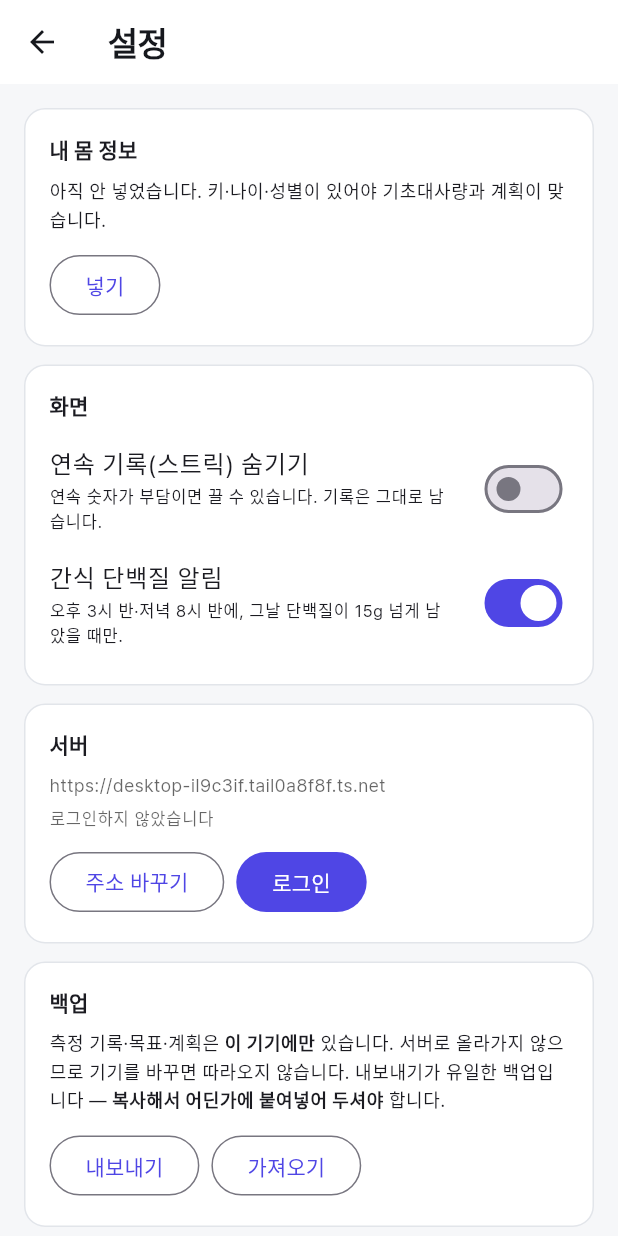
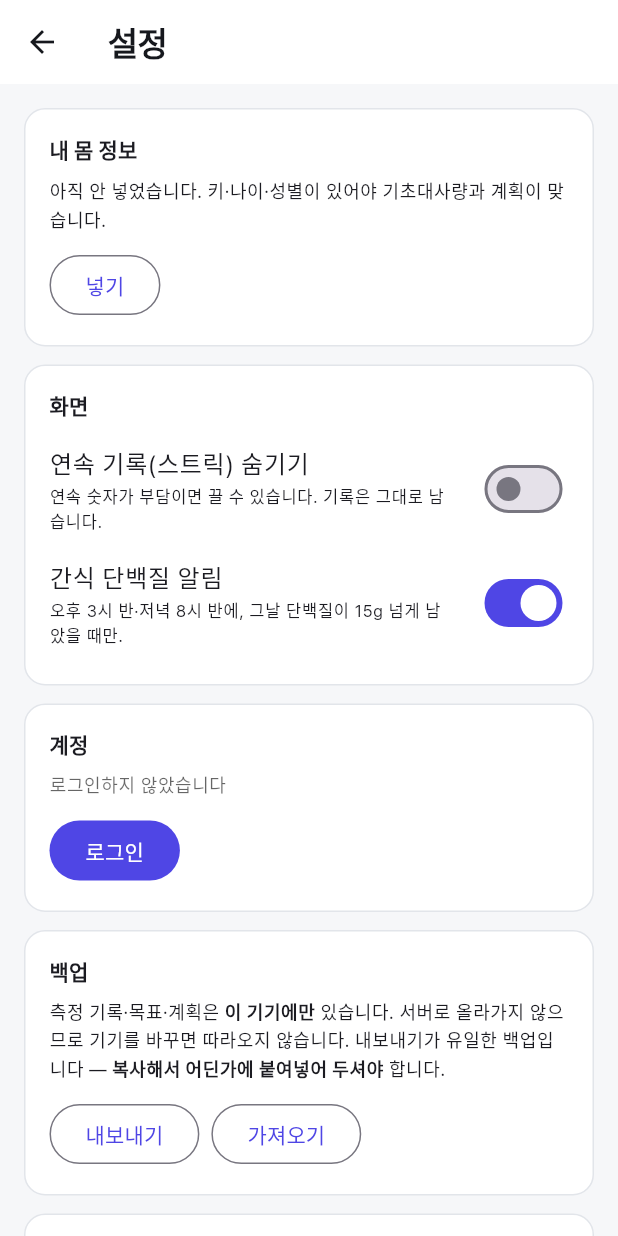
Before and after one commit to iacobuschoi/Mybody, a Flutter app: the SettingsScreen screen opened directly, on a phone screen of 412 x 824 dp. Run offline on Flutter 3.47's test engine with Material 3 defaults, Android fonts, the phone set to English and light mode, and no system bars; our stand-ins replace flutter_local_notifications, flutter_timezone, image_picker, lucide_icons, shared_preferences, timezone; accounts and stored records are empty; network calls fail; Roboto replaces fonts that are missing (Pretendard).

Commit message:
설정: 서버 카드를 뺐습니다 — 계정 카드만, 주소 바꾸기는 맨 아래 작은 글씨
주소는 앱에 박혀 있어서 사람이 볼 일이 없고, "주소가 없습니다 — 친구
기능이 꺼져 있습니다" 같은 줄은 읽는 사람을 불안하게만 합니다. 계정
카드(계정 관리 · 로그아웃)만 남기고, 주소 바꾸기는 주인이 서버를 옮겼을
때만 쓰는 것이라 맨 아래 작은 글씨로. 로그아웃하면 설정을 닫습니다 —
셸이 로그인 화면으로 바뀌는데 그 위에 설정이 남아 있으면 이상합니다.

시험 1개 추가, 104개 통과.

Co-Authored-By: Claude Fable 5.1 <noreply@anthropic.com>
Claude-Session: https://claude.ai/code/session_01VUx1QD5iR4br1KmNcSfk2v

```diff
--- a/app/lib/src/screens/settings.dart
+++ b/app/lib/src/screens/settings.dart
@@ -87,25 +87,39 @@ class _SettingsScreenState extends State<SettingsScreen> {
           ]),
         ),
 
+        /* 서버 카드는 뺐습니다. 주소는 앱에 박혀 있어서 사람이 볼 일이
+           없고, "주소가 없습니다 — 친구 기능이 꺼져 있습니다" 같은 줄은
+           읽는 사람을 불안하게만 합니다. 계정만 남기고, 주소 바꾸기는 맨
+           아래 작은 글씨로 — 주인이 서버를 옮겼을 때만 쓰는 것. */
         MbCard(
           child: Column(crossAxisAlignment: CrossAxisAlignment.start, children: [
-            const SectionTitle('서버'),
-            Text(
-              api.baseUrl.isEmpty ? '주소가 없습니다 — 친구 기능이 꺼져 있습니다' : api.baseUrl,
-              style: t.textTheme.bodySmall?.copyWith(color: t.hintColor),
-            ),
-            const SizedBox(height: 4),
+            const SectionTitle('계정'),
             Text(
               api.signedIn ? '로그인되어 있습니다' : '로그인하지 않았습니다',
-              style: t.textTheme.labelSmall?.copyWith(color: t.hintColor),
+              style: t.textTheme.bodySmall?.copyWith(color: t.hintColor),
             ),
             const SizedBox(height: 10),
             Wrap(spacing: 8, children: [
-              OutlinedButton(
-                onPressed: () => _setServer(context),
-                child: Text(api.baseUrl.isEmpty ? '주소 넣기' : '주소 바꾸기'),
-              ),
-              if (api.baseUrl.isNotEmpty && !api.signedIn)
+              if (api.signedIn)
+                OutlinedButton(
+                  onPressed: () => Navigator.of(context).push(MaterialPageRoute(
+                      builder: (_) => AccountScreen(
+                            api: api,
+                            onServerChange: Scope.serverSetterOf(context),
+                          ))),
+                  child: const Text('계정 관리'),
+                ),
+              if (api.signedIn)
+                OutlinedButton(
+                  onPressed: () async {
+                    await api.signOut();
+                    /* 로그아웃하면 셸이 로그인 화면으로 바뀝니다. 그 위에
+                       설정이 남아 있으면 이상하니 같이 닫습니다. */
+                    if (context.mounted) Navigator.of(context).pop();
+                  },
+                  child: const Text('로그아웃'),
+                ),
+              if (!api.signedIn)
                 FilledButton(
                   onPressed: () => Navigator.of(context).push(MaterialPageRoute(
                       builder: (_) => SignInScreen(
@@ -117,14 +131,6 @@ class _SettingsScreenState extends State<SettingsScreen> {
                             onServerChange: Scope.serverSetterOf(context),
                           ))),
                   child: const Text('로그인'),
-                ),
-              if (api.signedIn)
-                OutlinedButton(
-                  onPressed: () async {
-                    await api.signOut();
-                    if (context.mounted) setState(() {});
-                  },
-                  child: const Text('로그아웃'),
                 ),
             ]),
           ]),
@@ -184,6 +190,18 @@ class _SettingsScreenState extends State<SettingsScreen> {
               ),
             ],
           ]),
+        ),
+
+        /* 서버 주소 — 주인이 서버를 옮겼을 때만 쓰는 것이라 맨 아래 작은 글씨. */
+        Align(
+          alignment: Alignment.centerLeft,
+          child: TextButton(
+            onPressed: () => _setServer(context),
+            child: Text(
+              '서버 주소 바꾸기 · ${Uri.tryParse(api.baseUrl)?.host ?? api.baseUrl}',
+              style: t.textTheme.labelSmall?.copyWith(color: t.hintColor),
+            ),
+          ),
         ),
       ]),
     );
```
Also changed, not shown: 2 other files.
